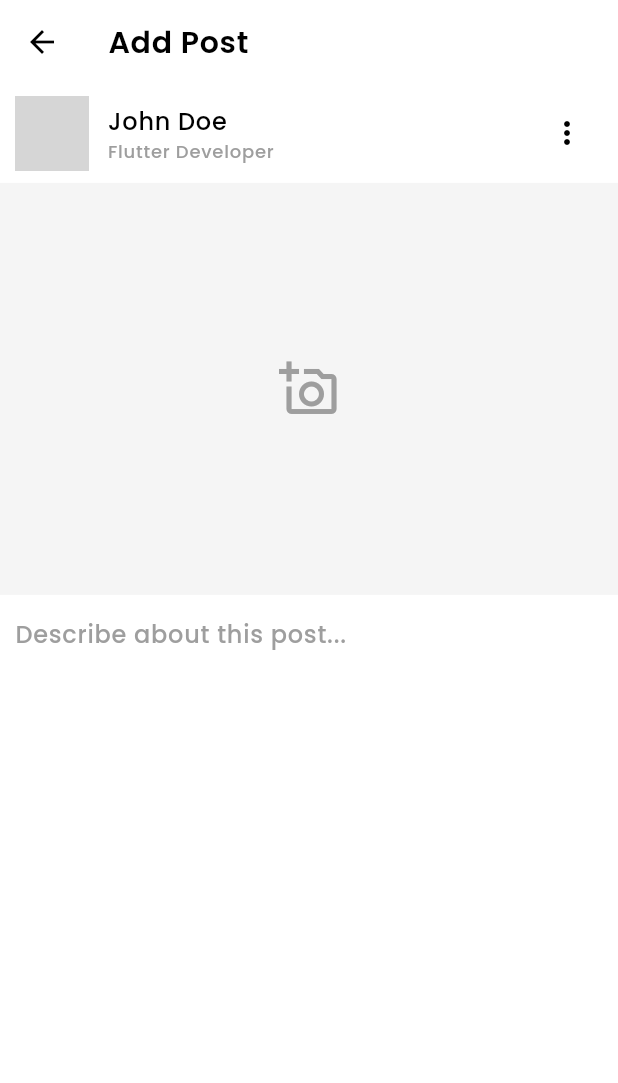
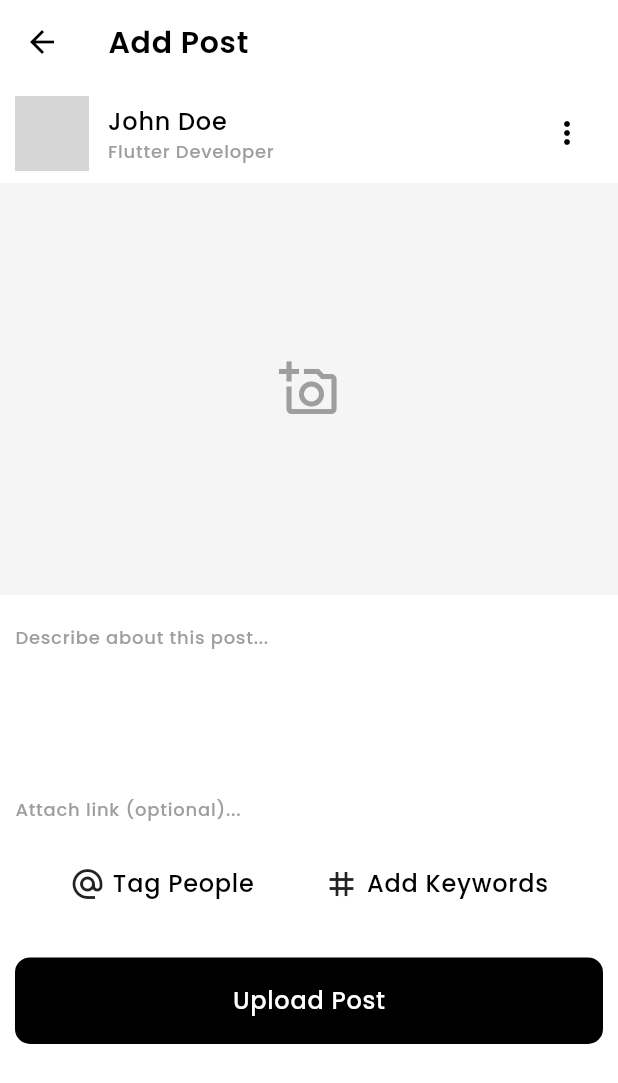
Before and after one commit to theAkHilsarkar18/skyer, a Flutter app: the AddPostScreen screen opened by its route, on a phone screen of 412 x 824 dp. Shown: the top 1083 px of the screen. Run offline on Flutter 3.47's test engine with Material 3 defaults, Android fonts, the phone set to English and light mode, and no system bars; our stand-ins replace animated_bottom_navigation_bar, google_fonts, share_plus; network calls fail; grey boxes are pictures that could not be loaded.

Commit message:
06/04/2024

```diff
--- a/lib/view/add post/add_post_screen.dart
+++ b/lib/view/add post/add_post_screen.dart
@@ -1,5 +1,6 @@
 import 'package:flutter/cupertino.dart';
 import 'package:flutter/material.dart';
+import 'package:flutter/widgets.dart';
 import 'package:skyer/utils/colors.dart';
 import 'package:skyer/view/add%20post/provider/text_controller.dart';
 import 'package:skyer/view/post%20view/component/post_view_image.dart';
@@ -22,7 +23,8 @@ class AddPostScreen extends StatelessWidget {
       appBar: AppBar(
         title: const Text("Add Post"),
       ),
-      body: Column(
+      body: SingleChildScrollView(
+        child: Column(
           mainAxisAlignment: MainAxisAlignment.start,
           children: [
             postViewTopBar(height, width, context),
@@ -42,17 +44,79 @@ class AddPostScreen extends StatelessWidget {
               child: TextFormField(
                 controller: TextController.txtPostDescription,
                 // style: Theme.of(context).textTheme,
-              // ignore: prefer_const_constructors
+                maxLines: 3,
                 decoration: InputDecoration(
                   border: InputBorder.none,
                   hintText: 'Describe about this post...',
                   hintStyle: Theme.of(context).textTheme.bodyMedium!.copyWith(
                     color: greyColor,
+                    fontSize: textScale.scale(12)
                   ),
                 ),
               ),
             ),
+
+            Padding(
+              padding: EdgeInsets.symmetric(horizontal: Globals.defaultPadding),
+              child: TextFormField(
+                controller: TextController.txtPostDescription,
+                // style: Theme.of(context).textTheme,
+                // ignore: prefer_const_constructors
+                decoration: InputDecoration(
+                  // prefixIcon: const Icon(Icons.link),
+                  border: InputBorder.none,
+                  hintText: 'Attach link (optional)...',
+                  hintStyle: Theme.of(context).textTheme.bodyMedium!.copyWith(
+                    color: greyColor,
+                      fontSize: textScale.scale(12),
+                  ),
+                ),
+              ),
+            ),
+
+            Container(
+              height: height * 0.07,
+              // color: Colors.red.shade50,
+              child: Row(
+                mainAxisAlignment: MainAxisAlignment.spaceEvenly,
+                children: [
+                  Container(
+                    // color: Colors.yellow.shade50,
+                    child: Row(
+                      mainAxisAlignment: MainAxisAlignment.center,
+                      children: [
+                        Icon(Icons.alternate_email),
+                        Text(' Tag People'),
                       ],
+                    ),
+                  ),
+                  Container(
+                    // color: Colors.yellow.shade50,
+                    child: Row(
+                      mainAxisAlignment: MainAxisAlignment.center,
+                      children: [
+                        Icon(Icons.tag),
+                        Text(' Add Keywords'),
+                      ],
+                    ),
+                  ),
+                ],
+              ),
+            ),
+
+            Container(
+              height: height * 0.07,
+              width: width,
+              margin: EdgeInsets.symmetric(horizontal: Globals.defaultPadding,vertical: Globals.defaultPadding*2),
+              decoration : BoxDecoration(
+                color: blackColor,
+                borderRadius: BorderRadius.circular(10)
+              ),
+              alignment: Alignment.center,
+              child: Text('Upload Post',style: Theme.of(context).textTheme.bodyMedium!.copyWith(color: whiteColor),),
+            ),
+          ],
+        ),
       ),
     );
   }
```
Lines whose indentation alone changed are shown as unchanged.
